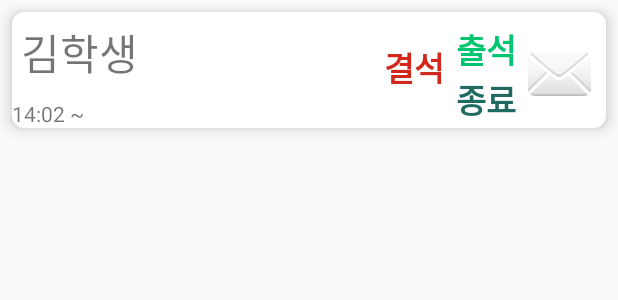
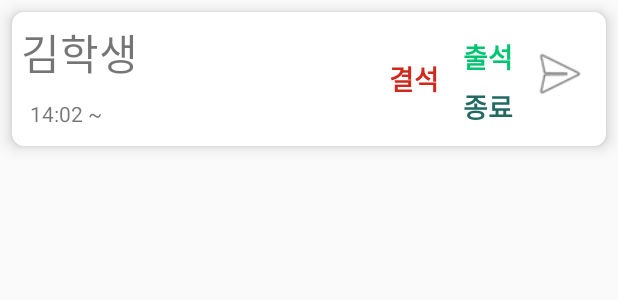
Before and after one commit to CyberVickey/attendance, an Android app: the layout item_attendance.xml on its own in the app's theme, with its tools: preview values and no code run, on a phone screen of 412 x 824 dp. Shown: the top 300 px of the screen. Run offline under Robolectric (Android 15) with nearby library versions, the phone set to English and light mode, and no system bars.

Commit message:
Add Recyclerview item

```diff
--- a/app/src/main/res/layout/fragment_attendance.xml
+++ b/app/src/main/res/layout/fragment_attendance.xml
@@ -33,7 +33,7 @@
         android:layout_height="wrap_content"
 
         android:layout_below="@id/tv_appbar"
-        android:text="재원생 21"
+        android:text="재원생: 19 / 21"
         android:layout_alignParentRight="true"
         android:layout_margin="16dp"
         android:layout_alignBaseline="@+id/tv_date"
--- a/app/src/main/res/layout/item_attendance.xml
+++ b/app/src/main/res/layout/item_attendance.xml
@@ -27,6 +27,8 @@
             android:layout_height="wrap_content"
             android:text="14:02 ~"
             android:layout_marginTop="4dp"
+            android:layout_marginBottom="12dp"
+            android:layout_marginLeft="12dp"
             android:layout_below="@id/tv_stdName"/>
 
         <TextView
@@ -37,10 +39,10 @@
             android:text="출석"
             android:textStyle="bold"
             android:textColor="#00C570"
-            android:textSize="22sp"
+            android:textSize="18sp"
             android:layout_toLeftOf="@+id/iv_email"
-            android:layout_marginRight="8dp"
-            android:layout_marginTop="8dp"
+            android:layout_marginTop="16dp"
+            android:layout_marginLeft="8dp"
             />
 
         <TextView
@@ -51,10 +53,11 @@
             android:text="종료"
             android:textStyle="bold"
             android:textColor="@color/myColorDark"
-            android:textSize="22sp"
+            android:textSize="18sp"
             android:layout_toLeftOf="@+id/iv_email"
             android:layout_below="@+id/tv_attendance"
-            android:layout_marginRight="8dp"
+            android:layout_marginLeft="8dp"
+            android:layout_marginTop="6dp"
             />
 
         <TextView
@@ -65,10 +68,10 @@
             android:text="결석"
             android:textStyle="bold"
             android:textColor="#D1281B"
-            android:textSize="22sp"
+            android:textSize="18sp"
             android:layout_toLeftOf="@+id/tv_attendance"
             android:layout_marginRight="8dp"
-            android:layout_marginTop="20dp"
+            android:layout_centerVertical="true"
             />
 
         <ImageView
@@ -77,9 +80,10 @@
             android:layout_height="42dp"
             android:outlineProvider="background"
             android:layout_alignParentRight="true"
-            android:src="@android:drawable/ic_dialog_email"
+            android:src="@android:drawable/ic_menu_send"
             android:layout_marginTop="20dp"
-            android:layout_marginRight="10dp"
+            android:layout_marginHorizontal="10dp"
+            android:onClick="clickSendMsg"
             />
 
 
```
Also changed, not shown: app/src/main/java/com/jmnl2020/attendanceapp3/AdapterAttendanceFragment.java (added, +70 -0 lines), app/src/main/java/com/jmnl2020/attendanceapp3/FragmentAttendance.java (+42 -1 lines), app/src/main/java/com/jmnl2020/attendanceapp3/ItemAttendanceList.java (+2 -9 lines).
